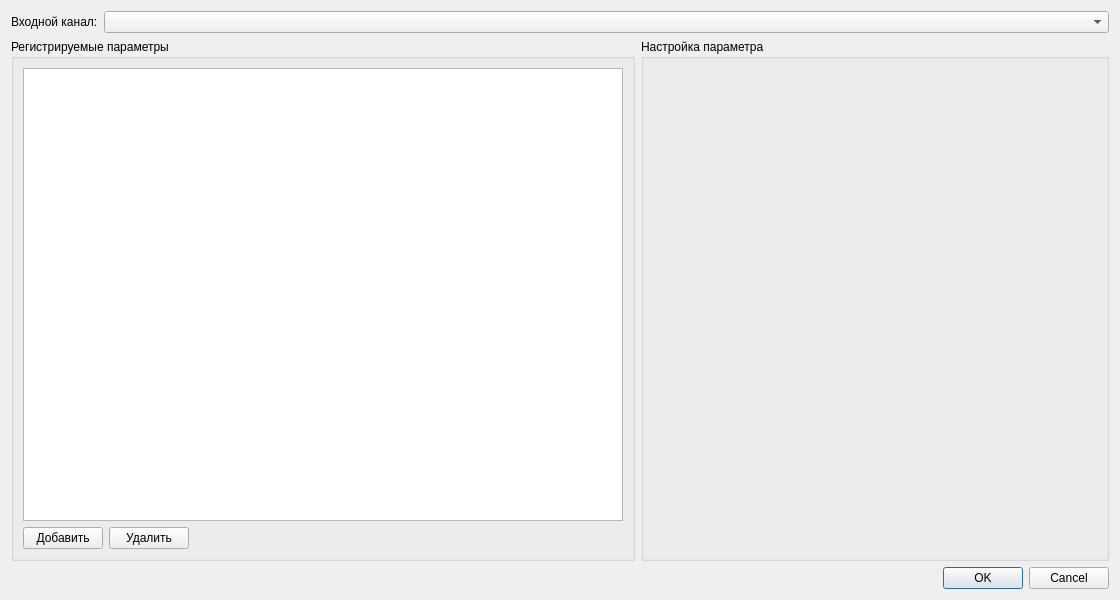
Before: the Qt Designer form formconfparamsdevice.ui in usazankov/AnalyzerBoardInformation, drawn with Qt 5.
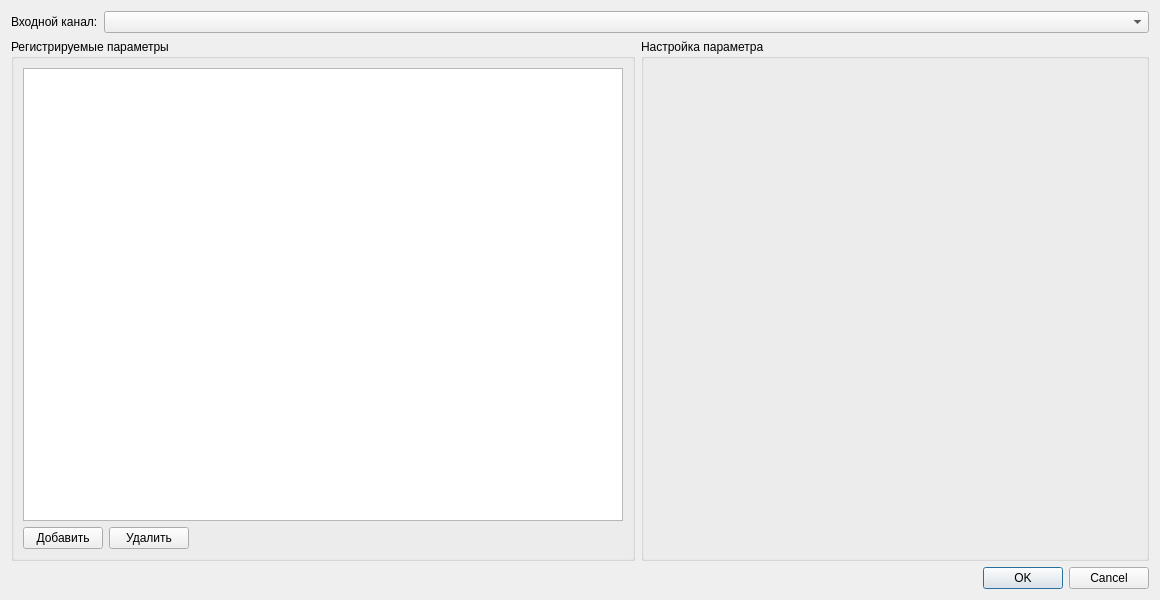
After: the same form once the commit is applied.

```diff
--- a/formconfparamsdevice.ui
+++ b/formconfparamsdevice.ui
@@ -9,7 +9,7 @@
    <rect>
     <x>0</x>
     <y>0</y>
-    <width>1120</width>
+    <width>1160</width>
     <height>600</height>
    </rect>
   </property>
@@ -27,7 +27,7 @@
   </property>
   <property name="maximumSize">
    <size>
-    <width>1120</width>
+    <width>1160</width>
     <height>600</height>
    </size>
   </property>
```
